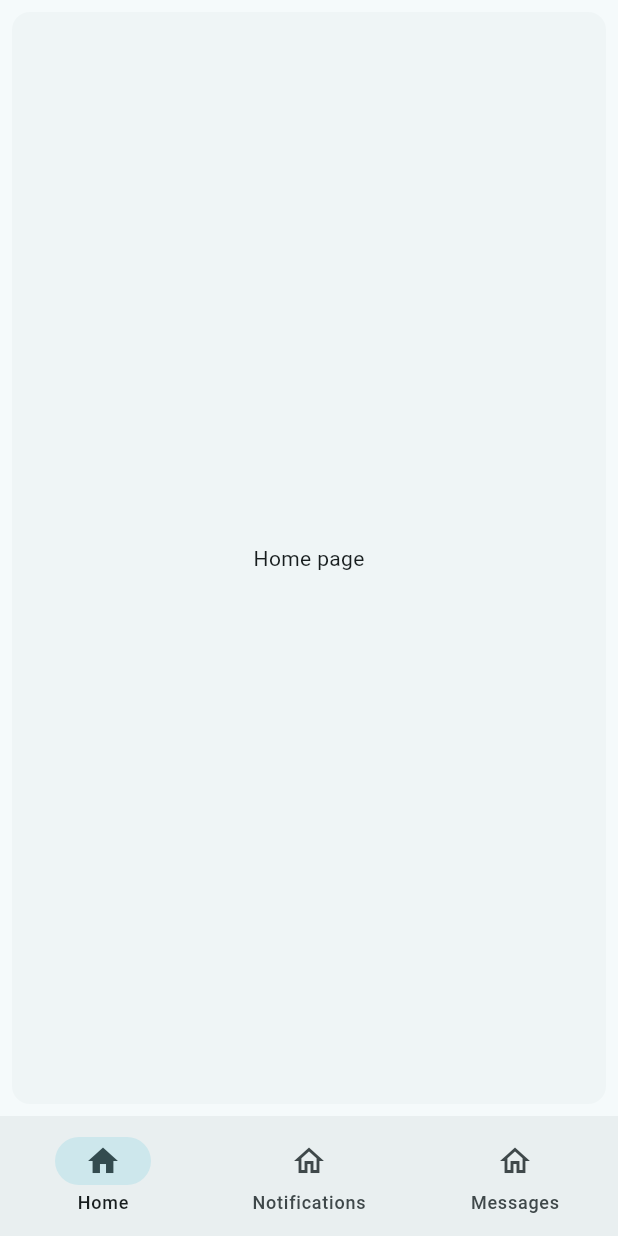
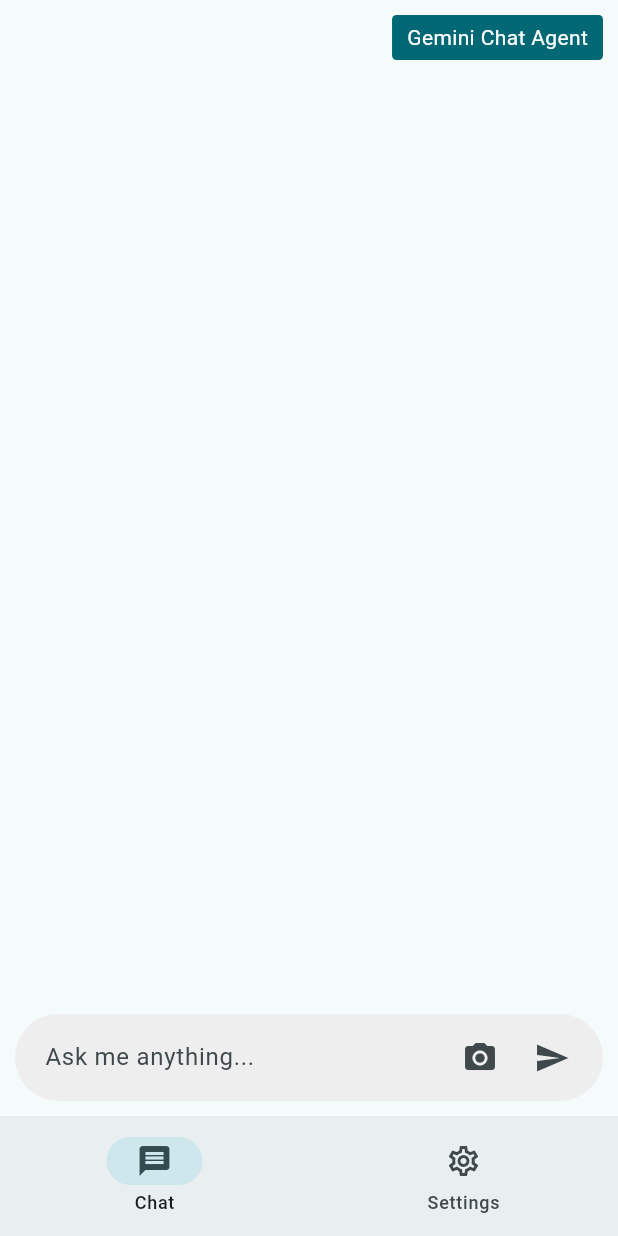
Before and after one commit to Badafest/flutter-ai-chat, a Flutter app: the screen it shows after launch, on a phone screen of 412 x 824 dp. Run offline on Flutter 3.47's test engine with Material 3 defaults, Android fonts, the phone set to English and light mode, and no system bars; our stand-ins replace flutter_dotenv, google_generative_ai.

Commit message:
add chat agent types and settings

```diff
--- /dev/null
+++ b/lib/Screens/chat_screen.dart
@@ -0,0 +1,200 @@
+import 'package:flutter/material.dart';
+import 'package:myapp/app_state.dart';
+import 'package:myapp/chat_agent/agents.dart';
+import 'package:myapp/chat_agent/message.dart';
+
+import 'package:provider/provider.dart';
+
+class ChatScreen extends StatefulWidget {
+  const ChatScreen({super.key});
+  @override
+  State<ChatScreen> createState() => _ChatScreenState();
+}
+
+class _ChatScreenState extends State<ChatScreen> {
+  final TextEditingController _textController = TextEditingController();
+  final ScrollController _scrollController = ScrollController();
+  final FocusNode _focusNode = FocusNode();
+
+  bool isWaitingForResponse = false;
+
+  void _scrollToBottom() {
+    _scrollController.animateTo(
+      _scrollController.position.maxScrollExtent,
+      duration: const Duration(milliseconds: 150),
+      curve: Curves.fastOutSlowIn,
+    );
+  }
+
+  Future<void> _sendMessage(
+      String chatType, String text, List<Message> messages) async {
+    if (text.isEmpty || isWaitingForResponse) {
+      return;
+    }
+
+    _textController.clear();
+
+    var requestMessage = RequestMessage(mimeType: MimeType.text, text: text);
+
+    setState(() {
+      messages.add(requestMessage);
+      isWaitingForResponse = true;
+      _scrollToBottom();
+    });
+
+    var chatOptions = modelOptions[chatType]!;
+    chatOptions.history = messages;
+
+    var responseMessage =
+        await availableAgents[chatType]!.respond(requestMessage, chatOptions);
+
+    setState(() {
+      messages.add(responseMessage);
+      isWaitingForResponse = false;
+      _scrollToBottom();
+    });
+  }
+
+  @override
+  Widget build(BuildContext context) {
+    var appState = context.watch<AppState>();
+    var messages = appState.messages;
+    var theme = Theme.of(context);
+
+    return Padding(
+      padding: const EdgeInsets.all(10),
+      child: Column(
+        children: [
+          Row(
+            mainAxisAlignment: MainAxisAlignment.end,
+            children: [
+              Container(
+                padding:
+                    const EdgeInsets.symmetric(horizontal: 10, vertical: 5),
+                decoration: BoxDecoration(
+                  color: theme.colorScheme.primary,
+                  borderRadius: const BorderRadius.all(Radius.circular(3)),
+                ),
+                child: Text(
+                  {
+                    'basic': 'Basic Chat Agent',
+                    'api': 'API Chat Agent',
+                    'gemini': 'Gemini Chat Agent'
+                  }[appState.chatType]!,
+                  style: TextStyle(
+                    fontSize: theme.textTheme.labelLarge!.fontSize,
+                    color: theme.colorScheme.onPrimary,
+                  ),
+                ),
+              ),
+            ],
+          ),
+          Expanded(
+            child: ListView.builder(
+              itemCount: messages.length,
+              controller: _scrollController,
+              itemBuilder: (context, index) {
+                return MessageBubble(
+                  message: messages[index].text!,
+                  isCurrentUser: messages[index].sender == Role.user,
+                );
+              },
+            ),
+          ),
+          isWaitingForResponse
+              ? const Row(
+                  mainAxisAlignment: MainAxisAlignment.start,
+                  children: [
+                    MessageBubble(
+                      message: "💭 Thinking...",
+                      isCurrentUser: false,
+                    ),
+                  ],
+                )
+              : const SizedBox(),
+          Container(
+            padding: const EdgeInsets.symmetric(horizontal: 10, vertical: 5),
+            decoration: BoxDecoration(
+                color: Colors.grey[200],
+                borderRadius: const BorderRadius.all(Radius.circular(30))),
+            child: Row(
+              crossAxisAlignment: CrossAxisAlignment.end,
+              children: [
+                Expanded(
+                  child: TextField(
+                    controller: _textController,
+                    focusNode: _focusNode,
+                    keyboardType: TextInputType.multiline,
+                    maxLines: 18,
+                    minLines: 1,
+                    decoration: const InputDecoration(
+                      hintText: "Ask me anything...",
+                      border: InputBorder.none,
+                      contentPadding: EdgeInsets.all(10),
+                    ),
+                  ),
+                ),
+                IconButton(
+                  icon: const Icon(Icons.camera_alt),
+                  onPressed: isWaitingForResponse
+                      ? null
+                      : () => print("Image Upload clicked"),
+                  disabledColor: Colors.grey,
+                ),
+                IconButton(
+                  icon: const Icon(Icons.send),
+                  onPressed: isWaitingForResponse
+                      ? null
+                      : () => _sendMessage(
+                            appState.chatType,
+                            _textController.text.trim(),
+                            messages,
+                          ),
+                  disabledColor: Colors.grey,
+                ),
+              ],
+            ),
+          ),
+        ],
+      ),
+    );
+  }
+}
+
+class MessageBubble extends StatelessWidget {
+  final String message;
+  final bool isCurrentUser;
+
+  const MessageBubble({
+    super.key,
+    required this.message,
+    required this.isCurrentUser,
+  });
+
+  @override
+  Widget build(BuildContext context) {
+    var theme = Theme.of(context);
+
+    return Container(
+      margin: EdgeInsets.only(
+        top: 8.0,
+        bottom: 8.0,
+        left: isCurrentUser ? 64.0 : 16.0,
+        right: isCurrentUser ? 16.0 : 64.0,
+      ),
+      padding: const EdgeInsets.all(16.0),
+      decoration: BoxDecoration(
+        color: isCurrentUser
+            ? theme.primaryColorLight
+            : theme.secondaryHeaderColor,
+        borderRadius: BorderRadius.only(
+          topRight: const Radius.circular(16.0),
+          topLeft: Radius.circular(isCurrentUser ? 16.0 : 0.0),
+          bottomLeft: const Radius.circular(16.0),
+          bottomRight: Radius.circular(isCurrentUser ? 0.0 : 16.0),
+        ),
+      ),
+      child: Text(message, style: const TextStyle(color: Colors.black)),
+    );
+  }
+}
--- a/lib/Screens/home_screen.dart
+++ /dev/null
@@ -1,22 +0,0 @@
-import 'package:flutter/material.dart';
-
-class HomeScreen extends StatelessWidget {
-  const HomeScreen({
-    super.key,
-  });
-
-  @override
-  Widget build(BuildContext context) {
-    return const Card(
-      shadowColor: Colors.transparent,
-      margin: EdgeInsets.all(8.0),
-      child: SizedBox.expand(
-        child: Center(
-          child: Text(
-            'Home page',
-          ),
-        ),
-      ),
-    );
-  }
-}
--- /dev/null
+++ b/lib/app_state.dart
@@ -0,0 +1,17 @@
+import 'package:flutter/material.dart';
+import 'package:myapp/chat_agent/message.dart';
+
+class AppState extends ChangeNotifier {
+  String chatType = 'gemini';
+  final List<Message> messages = [];
+
+  void changeChatType(String newChatType) {
+    chatType = newChatType;
+    clearMessages();
+    notifyListeners();
+  }
+
+  void clearMessages() {
+    messages.removeRange(0, messages.length);
+  }
+}
--- /dev/null
+++ b/lib/chat_agent/agents.dart
@@ -0,0 +1,31 @@
+import 'package:flutter_dotenv/flutter_dotenv.dart';
+
+import 'package:myapp/chat_agent/chat_agent.dart';
+
+import 'package:myapp/chat_agent/api/chat_agent.dart';
+import 'package:myapp/chat_agent/api/chat_options.dart';
+import 'package:myapp/chat_agent/api/model_options.dart';
+
+import 'package:myapp/chat_agent/basic/chat_agent.dart';
+import 'package:myapp/chat_agent/basic/chat_options.dart';
+
+import 'package:myapp/chat_agent/gemini/chat_agent.dart';
+import 'package:myapp/chat_agent/gemini/chat_options.dart';
+import 'package:myapp/chat_agent/gemini/model_options.dart';
+
+final availableAgents = <String, ChatAgent>{
+  'api': ApiChatAgent(ApiModelOptions(
+    apiKey: dotenv.env['OTHER_API_KEY'] ?? '',
+    apiUrl: dotenv.env['OTHER_API_URL'] ?? '',
+  )),
+  'basic': BasicChatAgent(),
+  'gemini': GeminiChatAgent(GeminiModelOptions(
+    apiKey: dotenv.env['GEMINI_API_KEY'] ?? '',
+  )),
+};
+
+final modelOptions = <String, ChatOptions>{
+  'api': ApiChatOptions(),
+  'basic': BasicChatOptions(),
+  'gemini': GeminiChatOptions(),
+};
--- a/lib/main.dart
+++ b/lib/main.dart
@@ -1,14 +1,20 @@
 import 'package:flutter/material.dart';
+import 'package:flutter_dotenv/flutter_dotenv.dart';
+import 'package:myapp/app_state.dart';
 import 'package:myapp/screens.dart';
+import 'package:provider/provider.dart';
 
-void main() {
-  runApp(const MyApp());
+Future main() async {
+  await dotenv.load(fileName: '.env');
+  runApp(ChangeNotifierProvider(
+    create: (context) => AppState(),
+    child: const MyApp(),
+  ));
 }
 
 class MyApp extends StatelessWidget {
   const MyApp({super.key});
 
-  @override
   @override
   Widget build(BuildContext context) {
     return MaterialApp(
@@ -29,10 +35,12 @@ class HomeComponent extends StatefulWidget {
 }
 
 class _HomeComponentState extends State<HomeComponent> {
-  String screenName = "home";
+  String screenName = screens.keys.elementAt(0);
   @override
   Widget build(BuildContext context) {
-    return Scaffold(
+    return GestureDetector(
+      onTap: () => FocusManager.instance.primaryFocus?.unfocus(),
+      child: Scaffold(
           bottomNavigationBar: NavigationBar(
             selectedIndex: screens.keys.toList().indexOf(screenName),
             onDestinationSelected: (index) {
@@ -43,7 +51,9 @@ class _HomeComponentState extends State<HomeComponent> {
             destinations:
                 screens.values.map((screen) => screen.destination).toList(),
           ),
-      body: screens[screenName]?.screen,
+          body: SafeArea(
+            child: screens[screenName]!.screen,
+          )),
     );
   }
 }
--- a/lib/screens.dart
+++ b/lib/screens.dart
@@ -1,7 +1,7 @@
 import 'package:flutter/material.dart';
+import 'package:myapp/Screens/settings_screen.dart';
 
-import 'Screens/home_screen.dart';
-import 'Screens/notifications_screen.dart';
+import 'Screens/chat_screen.dart';
 
 class Screen {
   final NavigationDestination destination;
@@ -13,49 +13,20 @@ class Screen {
 }
 
 const screens = <String, Screen>{
-  'home': Screen(
+  'chat': Screen(
     destination: NavigationDestination(
-      selectedIcon: Icon(Icons.home),
-      icon: Icon(Icons.home_outlined),
-      label: 'Home',
+      selectedIcon: Icon(Icons.message),
+      icon: Icon(Icons.message_outlined),
+      label: 'Chat',
     ),
-    screen: HomeScreen(),
+    screen: ChatScreen(),
   ),
-  'notifications': Screen(
+  'settings': Screen(
     destination: NavigationDestination(
-      selectedIcon: Icon(Icons.home),
-      icon: Icon(Icons.home_outlined),
-      label: 'Notifications',
+      selectedIcon: Icon(Icons.settings),
+      icon: Icon(Icons.settings_outlined),
+      label: 'Settings',
     ),
-    screen: NotificationsScreen(),
+    screen: SettingsScreen(),
   ),
-  'messages': Screen(
-    destination: NavigationDestination(
-      selectedIcon: Icon(Icons.home),
-      icon: Icon(Icons.home_outlined),
-      label: 'Messages',
-    ),
-    screen: MessagesScreen(),
-  )
 };
-
-class MessagesScreen extends StatelessWidget {
-  const MessagesScreen({
-    super.key,
-  });
-
-  @override
-  Widget build(BuildContext context) {
-    return const Card(
-      shadowColor: Colors.transparent,
-      margin: EdgeInsets.all(8.0),
-      child: SizedBox.expand(
-        child: Center(
-          child: Text(
-            'Messages',
-          ),
-        ),
-      ),
-    );
-  }
-}
```
Also changed, not shown: lib/Screens/notifications_screen.dart (deleted, +0 -22 lines), lib/Screens/settings_screen.dart (added, +52 -0 lines), lib/chat_agent/api/chat_agent.dart (added, +29 -0 lines), lib/chat_agent/api/chat_options.dart (added, +9 -0 lines), lib/chat_agent/api/model_options.dart (added, +12 -0 lines), lib/chat_agent/message.dart (+16 -0 lines), pubspec.yaml (+7 -4 lines), pubspec.lock, 3 other files. Lines whose indentation alone changed are shown as unchanged.
